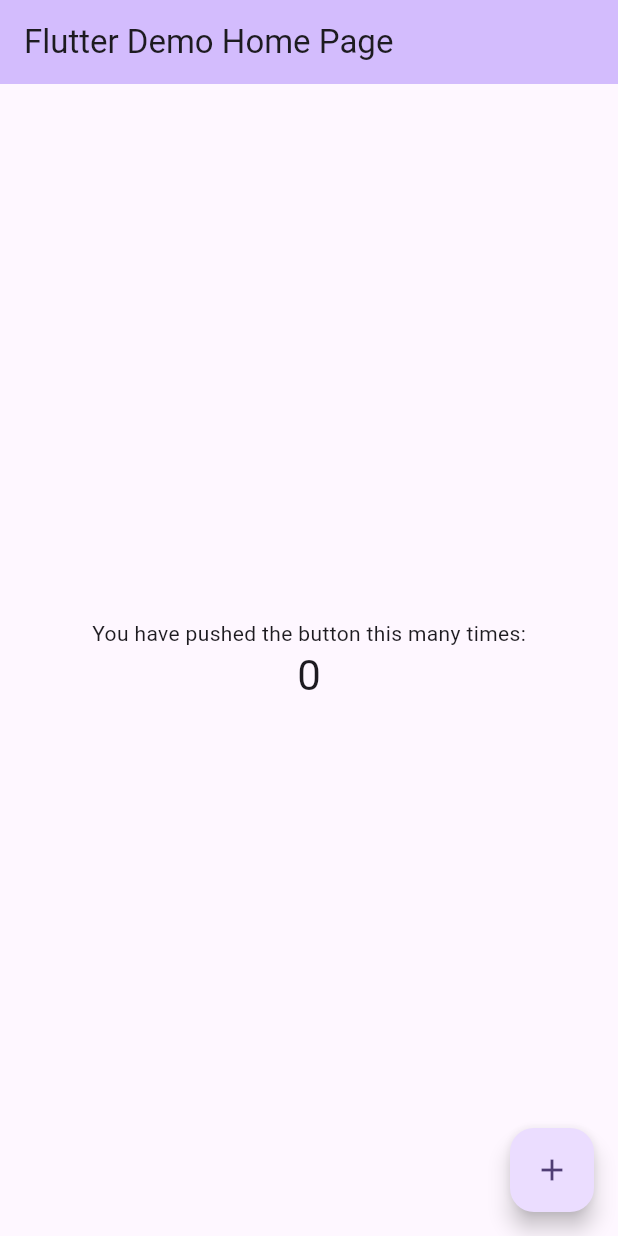
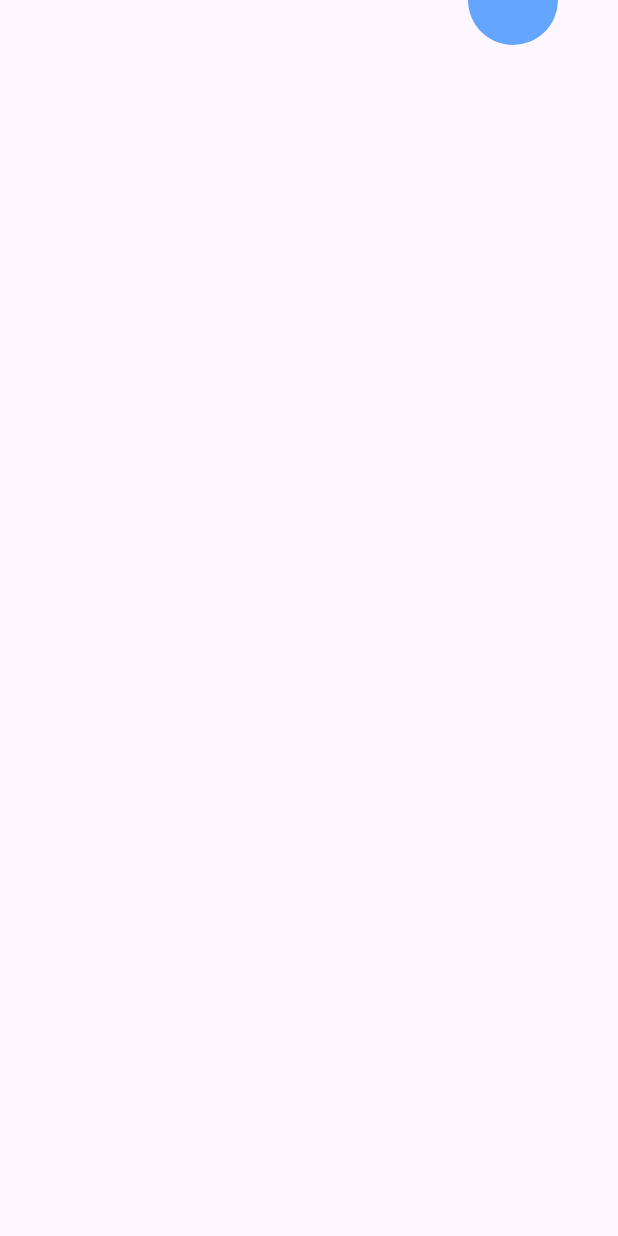
Before and after one commit to Fatma-kabil/auth-screens, a Flutter app: the screen it shows after launch, on a phone screen of 412 x 824 dp. Run offline on Flutter 3.47's test engine with Material 3 defaults, Android fonts, the phone set to English and light mode, and no system bars.

Commit message:
create circle widget

```diff
--- /dev/null
+++ b/lib/constants.dart
@@ -0,0 +1,6 @@
+import 'package:flutter/material.dart';
+
+double width(context) => MediaQuery.of(context).size.width;
+double height(context) => MediaQuery.of(context).size.height;
+
+const Color maincolor = Color(0xff64a5ff);
--- a/lib/main.dart
+++ b/lib/main.dart
@@ -1,125 +1,23 @@
+import 'package:auth_flutter_project/onboard/login_screen.dart';
 import 'package:flutter/material.dart';
+import 'package:flutter/services.dart';
 
 void main() {
-  runApp(const MyApp());
+  runApp(Auth_Screens());
 }
 
-class MyApp extends StatelessWidget {
-  const MyApp({super.key});
+class Auth_Screens extends StatelessWidget {
+  const Auth_Screens({super.key});
 
-  // This widget is the root of your application.
   @override
   Widget build(BuildContext context) {
-    return MaterialApp(
-      title: 'Flutter Demo',
-      theme: ThemeData(
-        // This is the theme of your application.
-        //
-        // TRY THIS: Try running your application with "flutter run". You'll see
-        // the application has a purple toolbar. Then, without quitting the app,
-        // try changing the seedColor in the colorScheme below to Colors.green
-        // and then invoke "hot reload" (save your changes or press the "hot
-        // reload" button in a Flutter-supported IDE, or press "r" if you used
-        // the command line to start the app).
-        //
-        // Notice that the counter didn't reset back to zero; the application
-        // state is not lost during the reload. To reset the state, use hot
-        // restart instead.
-        //
-        // This works for code too, not just values: Most code changes can be
-        // tested with just a hot reload.
-        colorScheme: ColorScheme.fromSeed(seedColor: Colors.deepPurple),
-        useMaterial3: true,
-      ),
-      home: const MyHomePage(title: 'Flutter Demo Home Page'),
+     SystemChrome.setSystemUIOverlayStyle(const SystemUiOverlayStyle(
+      statusBarColor: Colors.transparent, // Transparent status bar
+    //  statusBarBrightness: Brightness.dark, // Dark text for status bar
+    ));
+    return const MaterialApp(
+      debugShowCheckedModeBanner: false,
+      home: LoginScreen(),
     );
   }
 }
-
-class MyHomePage extends StatefulWidget {
-  const MyHomePage({super.key, required this.title});
-
-  // This widget is the home page of your application. It is stateful, meaning
-  // that it has a State object (defined below) that contains fields that affect
-  // how it looks.
-
-  // This class is the configuration for the state. It holds the values (in this
-  // case the title) provided by the parent (in this case the App widget) and
-  // used by the build method of the State. Fields in a Widget subclass are
-  // always marked "final".
-
-  final String title;
-
-  @override
-  State<MyHomePage> createState() => _MyHomePageState();
-}
-
-class _MyHomePageState extends State<MyHomePage> {
-  int _counter = 0;
-
-  void _incrementCounter() {
-    setState(() {
-      // This call to setState tells the Flutter framework that something has
-      // changed in this State, which causes it to rerun the build method below
-      // so that the display can reflect the updated values. If we changed
-      // _counter without calling setState(), then the build method would not be
-      // called again, and so nothing would appear to happen.
-      _counter++;
-    });
-  }
-
-  @override
-  Widget build(BuildContext context) {
-    // This method is rerun every time setState is called, for instance as done
-    // by the _incrementCounter method above.
-    //
-    // The Flutter framework has been optimized to make rerunning build methods
-    // fast, so that you can just rebuild anything that needs updating rather
-    // than having to individually change instances of widgets.
-    return Scaffold(
-      appBar: AppBar(
-        // TRY THIS: Try changing the color here to a specific color (to
-        // Colors.amber, perhaps?) and trigger a hot reload to see the AppBar
-        // change color while the other colors stay the same.
-        backgroundColor: Theme.of(context).colorScheme.inversePrimary,
-        // Here we take the value from the MyHomePage object that was created by
-        // the App.build method, and use it to set our appbar title.
-        title: Text(widget.title),
-      ),
-      body: Center(
-        // Center is a layout widget. It takes a single child and positions it
-        // in the middle of the parent.
-        child: Column(
-          // Column is also a layout widget. It takes a list of children and
-          // arranges them vertically. By default, it sizes itself to fit its
-          // children horizontally, and tries to be as tall as its parent.
-          //
-          // Column has various properties to control how it sizes itself and
-          // how it positions its children. Here we use mainAxisAlignment to
-          // center the children vertically; the main axis here is the vertical
-          // axis because Columns are vertical (the cross axis would be
-          // horizontal).
-          //
-          // TRY THIS: Invoke "debug painting" (choose the "Toggle Debug Paint"
-          // action in the IDE, or press "p" in the console), to see the
-          // wireframe for each widget.
-          mainAxisAlignment: MainAxisAlignment.center,
-          children: <Widget>[
-            const Text(
-              'You have pushed the button this many times:',
-            ),
-            Text(
-              '$_counter',
-              style: Theme.of(context).textTheme.headlineMedium,
-            ),
-          ],
-        ),
-      ),
-      floatingActionButton: FloatingActionButton(
-        onPressed: _incrementCounter,
-        tooltip: 'Increment',
-        child: const Icon(Icons.add),
-      ), // This trailing comma makes auto-formatting nicer for build methods.
-    );
-  }
-}
--- /dev/null
+++ b/lib/onboard/login_screen.dart
@@ -0,0 +1,15 @@
+import 'package:auth_flutter_project/onboard/widgets/circle_widget.dart';
+import 'package:flutter/material.dart';
+
+class LoginScreen extends StatelessWidget {
+  const LoginScreen({super.key});
+
+  @override
+  Widget build(BuildContext context) {
+    return const Scaffold(
+        body: Column(
+      // mainAxisAlignment: MainAxisAlignment.end,
+      children: [CircleWidget()],
+    ));
+  }
+}
--- /dev/null
+++ b/lib/onboard/widgets/circle_widget.dart
@@ -0,0 +1,26 @@
+import 'package:auth_flutter_project/constants.dart';
+import 'package:flutter/material.dart';
+
+class CircleWidget extends StatelessWidget {
+  const CircleWidget({super.key});
+
+  @override
+  Widget build(BuildContext context) {
+    return SizedBox(
+      width: width(context),
+      height: 70,
+      child: Stack(alignment: Alignment.topRight, children: [
+        Positioned(
+          top: -40,
+          right: 40,
+          child: Container(
+            height: 80,
+            width: 60,
+            decoration:
+                const BoxDecoration(color: maincolor, shape: BoxShape.circle),
+          ),
+        ),
+      ]),
+    );
+  }
+}
--- a/pubspec.yaml
+++ b/pubspec.yaml
@@ -59,8 +59,8 @@ flutter:
   uses-material-design: true
 
   # To add assets to your application, add an assets section, like this:
-  # assets:
-  #   - images/a_dot_burr.jpeg
+  assets:
+    - assets/images/
   #   - images/a_dot_ham.jpeg
 
   # An image asset can refer to one or more resolution-specific "variants", see
```
Also changed, not shown: assets/images/one.jpg (added), assets/images/three.jpg (added), assets/images/two.jpg (added).
